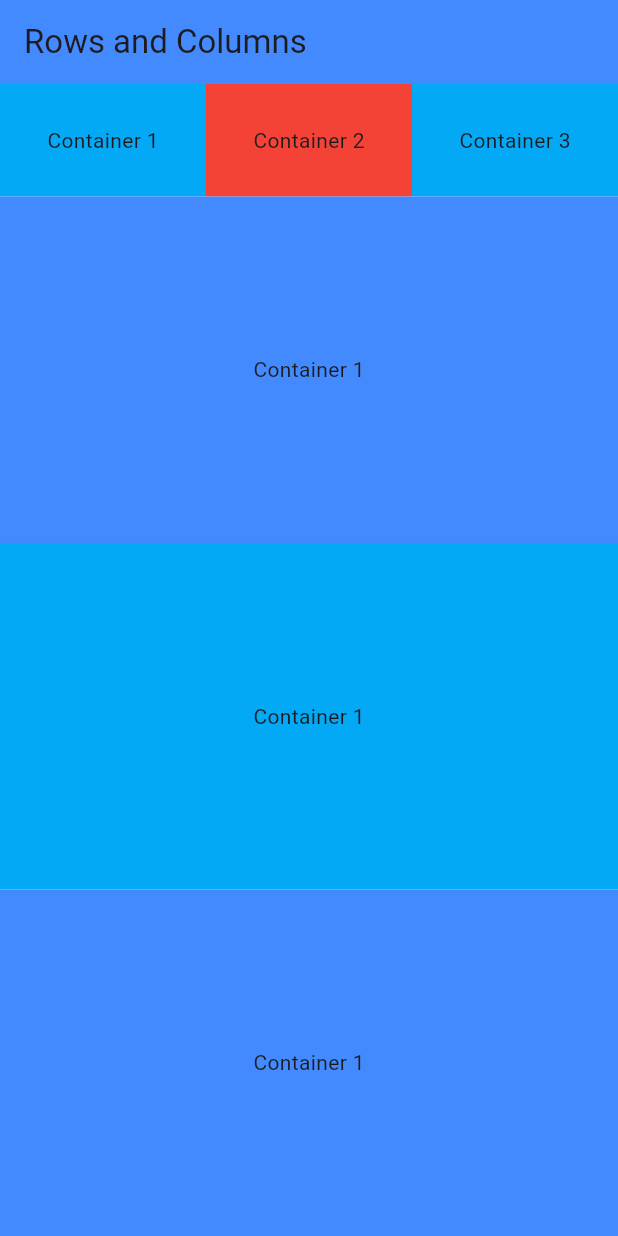
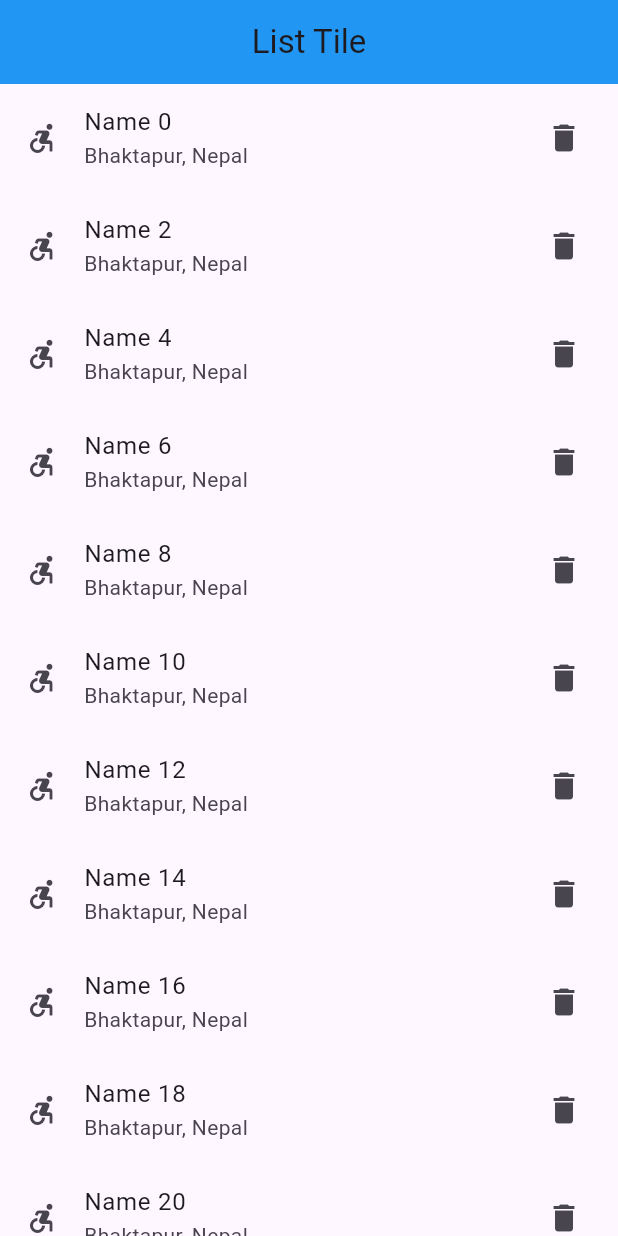
Before and after one commit to PrasannaJung/first_flutter_app, a Flutter app: the screen it shows after launch, on a phone screen of 412 x 824 dp. Run offline on Flutter 3.47's test engine with Material 3 defaults, Android fonts, the phone set to English and light mode, and no system bars.

Commit message:
Add scroll list view

```diff
--- a/lib/app/app.dart
+++ b/lib/app/app.dart
@@ -3,6 +3,7 @@ import 'package:first_app/screen/container_screen.dart';
 import 'package:first_app/screen/dashboard_screen.dart';
 import 'package:first_app/screen/flexible_expanded_screen.dart';
 import 'package:first_app/screen/hello_world_screen.dart';
+import 'package:first_app/screen/list_tile_screen.dart';
 import 'package:first_app/screen/rows_and_columns.dart';
 import 'package:first_app/screen/simple_interest_screen.dart';
 import 'package:flutter/material.dart';
@@ -13,7 +14,7 @@ class App extends StatelessWidget {
   @override
   Widget build(BuildContext context) {
     return const MaterialApp(
-      home: RowsAndColumns(),
+      home: ListTileScreen(),
     );
   }
 }
--- /dev/null
+++ b/lib/common/list_tile_common.dart
@@ -0,0 +1,20 @@
+import 'package:first_app/common/my_snackbar.dart';
+import 'package:flutter/material.dart';
+
+class ListTileCommon extends StatelessWidget {
+  final int index;
+  const ListTileCommon({required this.index,super.key});
+
+  @override
+  Widget build(BuildContext context) {
+    return ListTile(
+      leading: const Icon(Icons.accessible_forward),
+      title: Text('Name ${index}'),
+      subtitle: const Text("Bhaktapur, Nepal"),
+      trailing: const Icon(Icons.delete),
+      onTap: (){
+        showMySnackBar(message: "Clicked Name ${index}", context: context);
+      },
+    );
+  }
+}
--- /dev/null
+++ b/lib/screen/image_screen.dart
@@ -0,0 +1,10 @@
+import 'package:flutter/material.dart';
+
+class ImageScreen extends StatelessWidget {
+  const ImageScreen({super.key});
+
+  @override
+  Widget build(BuildContext context) {
+    return const Placeholder();
+  }
+}
--- /dev/null
+++ b/lib/screen/list_tile_screen.dart
@@ -0,0 +1,27 @@
+import 'package:first_app/common/list_tile_common.dart';
+import 'package:flutter/material.dart';
+
+class ListTileScreen extends StatelessWidget {
+  const ListTileScreen({super.key});
+
+  @override
+  Widget build(BuildContext context) {
+    return Scaffold(
+      appBar: AppBar(
+        title: const Text("List Tile"),
+        backgroundColor: Colors.blue,
+        centerTitle: true,
+      ),
+      body: SingleChildScrollView(
+        child: Column(
+          children: [
+            for(int i = 0 ; i <= 20; i++)
+              if( i % 2 == 0)...{
+                ListTileCommon(index:i)
+              }
+          ],
+        ),
+      ),
+    );
+  }
+}
```
